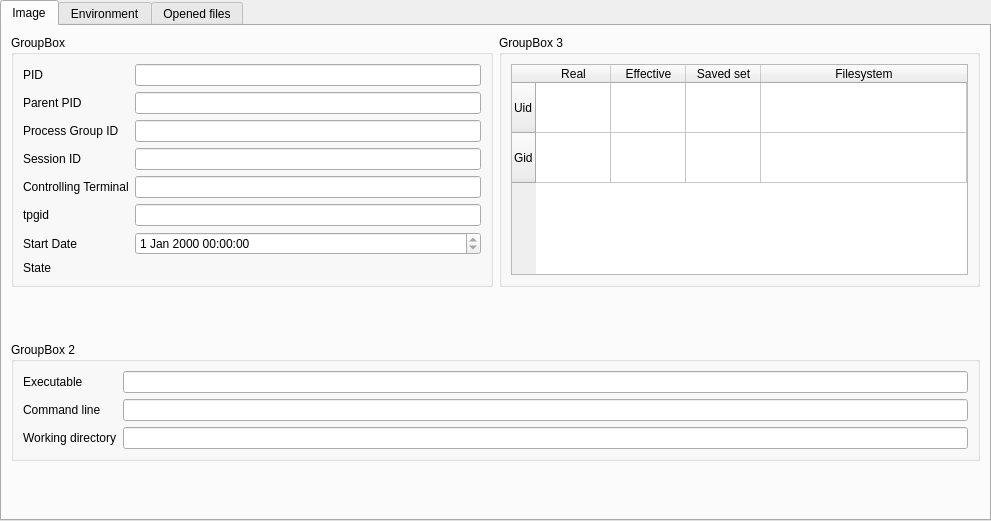
Wenzel/kmonitor, file src/processdetailview.ui: the form before one commit.
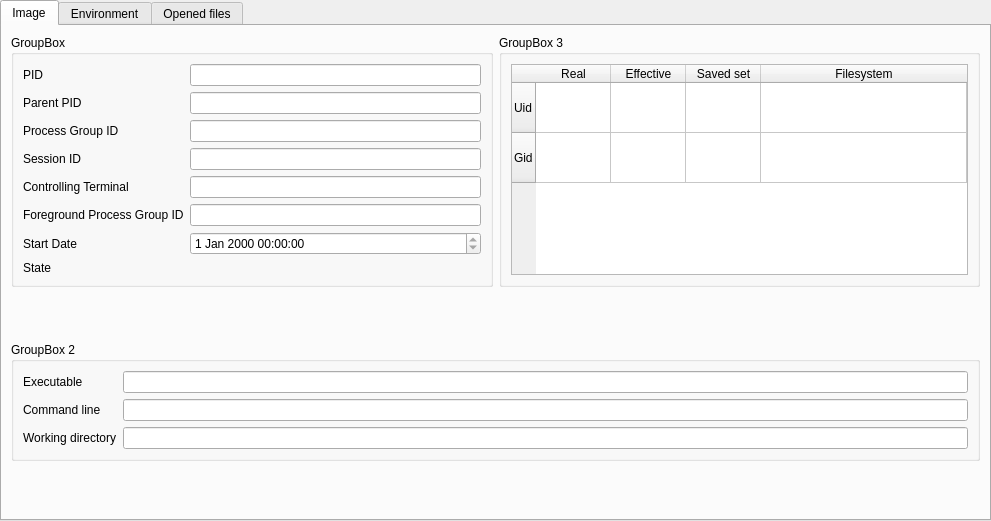
The form after the commit.

What changed in the file:
```diff
--- a/src/processdetailview.ui
+++ b/src/processdetailview.ui
@@ -95,7 +95,7 @@
          <item row="6" column="0">
           <widget class="QLabel" name="label_8">
            <property name="text">
-            <string>tpgid</string>
+            <string>Foreground Process Group ID</string>
            </property>
           </widget>
          </item>
```
